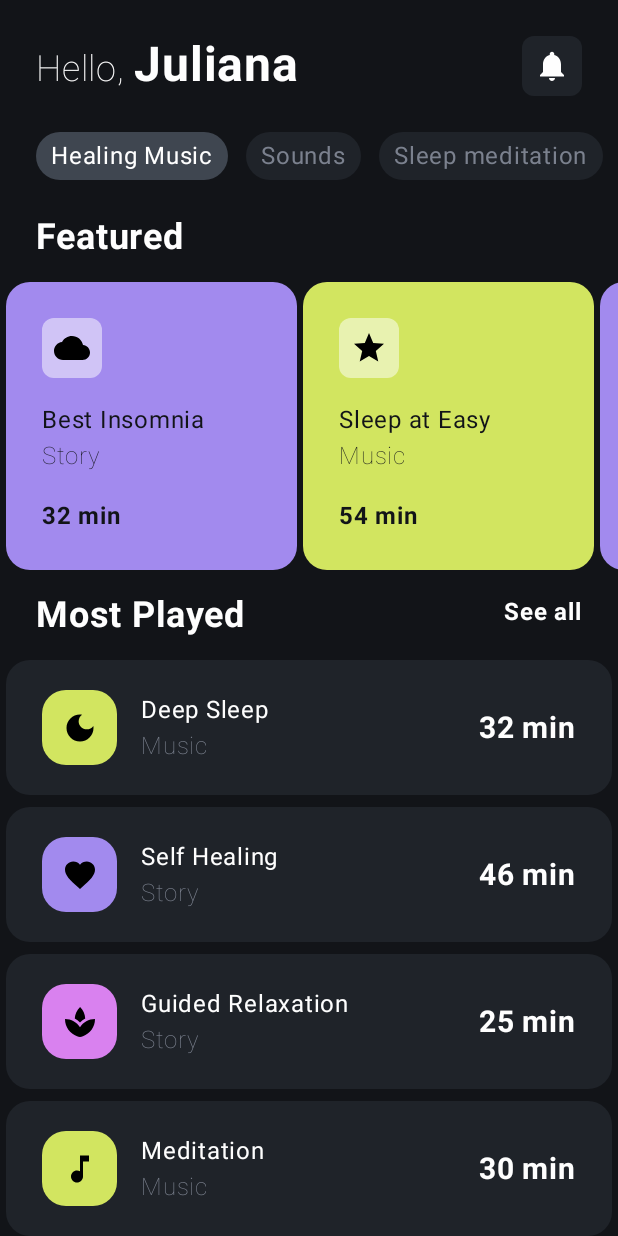
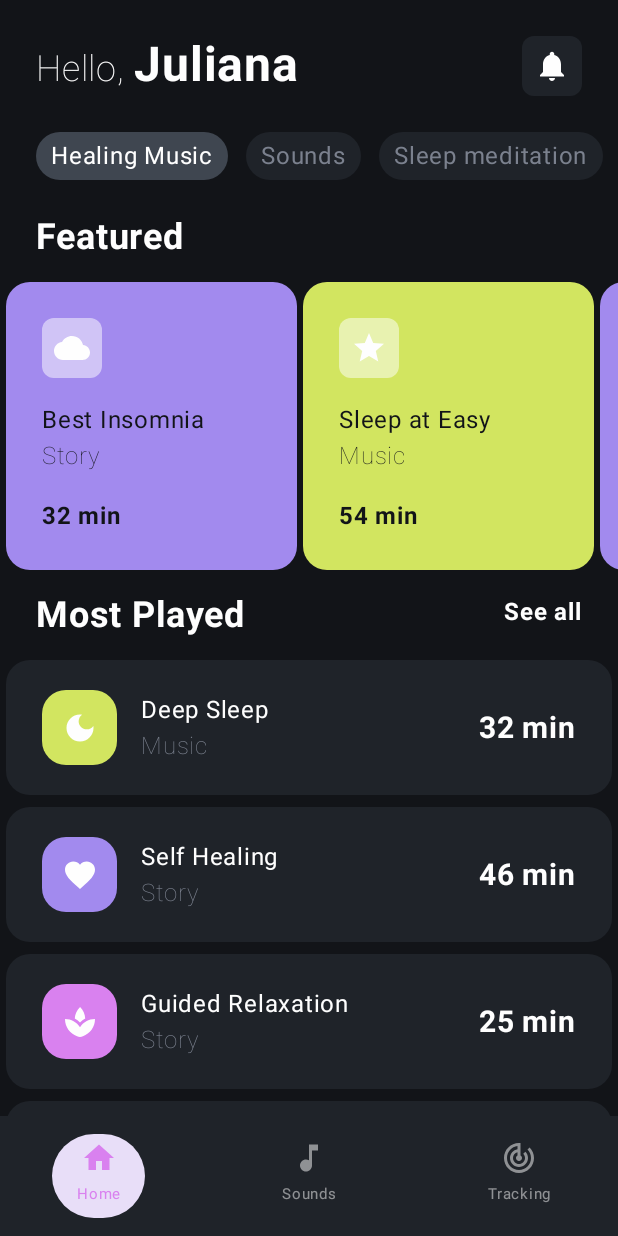
Before and after one commit to jbpolly/ComposeCampLayoutIntro, an Android app built with Jetpack Compose: the screen it shows after launch (MainActivity), after a tap on "Let's Start", on a phone screen of 412 x 824 dp. Run offline under Robolectric (Android 15) with nearby library versions, the phone set to English and light mode, and no system bars.

Commit message:
- class 3

```diff
--- a/app/src/main/java/com/mysticraccoon/composecamplayoutintro/MainActivity.kt
+++ b/app/src/main/java/com/mysticraccoon/composecamplayoutintro/MainActivity.kt
@@ -4,23 +4,52 @@
 import android.widget.Toast
 import androidx.activity.ComponentActivity
 import androidx.activity.compose.setContent
+import androidx.compose.foundation.background
+import androidx.compose.foundation.layout.Column
+import androidx.compose.foundation.layout.fillMaxSize
+import androidx.compose.foundation.layout.padding
+import androidx.compose.material.icons.Icons
+import androidx.compose.material.icons.filled.Home
+import androidx.compose.material.icons.filled.MusicNote
+import androidx.compose.material.icons.filled.TrackChanges
+import androidx.compose.material3.ExperimentalMaterial3Api
+import androidx.compose.material3.Icon
+import androidx.compose.material3.MaterialTheme
+import androidx.compose.material3.NavigationBar
+import androidx.compose.material3.NavigationBarItem
+import androidx.compose.material3.NavigationBarItemDefaults
+import androidx.compose.material3.Scaffold
+import androidx.compose.material3.Text
 import androidx.compose.runtime.Composable
+import androidx.compose.ui.Alignment
 import androidx.compose.ui.Modifier
 import androidx.compose.ui.platform.LocalContext
+import androidx.compose.ui.text.style.TextAlign
+import androidx.compose.ui.unit.dp
+import androidx.compose.ui.unit.sp
+import androidx.navigation.NavController
 import androidx.navigation.NavHostController
 import androidx.navigation.NavType
 import androidx.navigation.compose.NavHost
 import androidx.navigation.compose.composable
+import androidx.navigation.compose.currentBackStackEntryAsState
 import androidx.navigation.compose.rememberNavController
 import androidx.navigation.navArgument
 import com.mysticraccoon.composecamplayoutintro.core.navigation.Route
 import com.mysticraccoon.composecamplayoutintro.core.navigation.RouteKeys
+import com.mysticraccoon.composecamplayoutintro.data.BottomNavItem
 import com.mysticraccoon.composecamplayoutintro.ui.homeScreen.HomePage
 import com.mysticraccoon.composecamplayoutintro.ui.meditationDetails.MeditationDetailsScreen
+import com.mysticraccoon.composecamplayoutintro.ui.sounds.SoundsScreen
 import com.mysticraccoon.composecamplayoutintro.ui.theme.ComposeCampLayoutIntroTheme
+import com.mysticraccoon.composecamplayoutintro.ui.theme.MeditationItemBackground
+import com.mysticraccoon.composecamplayoutintro.ui.theme.MeditationPink
+import com.mysticraccoon.composecamplayoutintro.ui.theme.MeditationWhite50
+import com.mysticraccoon.composecamplayoutintro.ui.tracking.TrackingScreen
 import com.mysticraccoon.composecamplayoutintro.ui.welcomePage.WelcomePage
 
 
+@OptIn(ExperimentalMaterial3Api::class)
 class MainActivity : ComponentActivity() {
     override fun onCreate(savedInstanceState: Bundle?) {
         super.onCreate(savedInstanceState)
@@ -29,10 +58,44 @@
 
                 val navController = rememberNavController()
 
-                LayoutIntoAppScreen(
-                    navController = navController,
-                    modifier = Modifier
-                )
+                Scaffold(
+                    bottomBar = {
+                        BottomNavigationBar(
+                            items = listOf(
+                                BottomNavItem(
+                                    name = "Home",
+                                    route = Route.Home.route,
+                                    icon = Icons.Default.Home,
+                                ),
+                                BottomNavItem(
+                                    name = "Sounds",
+                                    route = Route.Sounds.route,
+                                    icon = Icons.Filled.MusicNote,
+                                ),
+                                BottomNavItem(
+                                    name = "Tracking",
+                                    route = Route.Tracking.route,
+                                    icon = Icons.Filled.TrackChanges,
+                                ),
+                            ),
+                            navController = navController,
+                            onItemClick = { item ->
+                                navController.navigate(item.route)
+                            },
+                            modifier = Modifier,
+                        )
+                    }
+                ) { contentPadding ->
+                    LayoutIntoAppScreen(
+                        navController = navController,
+                        modifier = Modifier
+                            .fillMaxSize()
+                            .background(MaterialTheme.colorScheme.background)
+                            .padding(contentPadding)
+                    )
+                }
+
+
             }
         }
     }
@@ -40,7 +103,6 @@
 
 @Composable
 fun LayoutIntoAppScreen(navController: NavHostController, modifier: Modifier) {
-
     NavHost(
         navController = navController,
         startDestination = Route.Welcome.route,
@@ -64,18 +126,74 @@
         composable(
             route = Route.MeditationDetails.route,
             arguments = listOf(
-                navArgument(RouteKeys.MEDITATION_DETAILS_NAME_PARAM){
+                navArgument(RouteKeys.MEDITATION_DETAILS_NAME_PARAM) {
                     type = NavType.StringType
                 }
             )
-        ){ backStackEntry ->
+        ) { backStackEntry ->
             val name = backStackEntry.arguments?.getString(RouteKeys.MEDITATION_DETAILS_NAME_PARAM)
             name?.let {
                 MeditationDetailsScreen(textToPresent = it)
             } ?: run {
-                Toast.makeText(LocalContext.current, "Name cannot be null", Toast.LENGTH_SHORT).show()
+                Toast.makeText(LocalContext.current, "Name cannot be null", Toast.LENGTH_SHORT)
+                    .show()
             }
 
+        }
+
+        composable(
+            route = Route.Sounds.route,
+        ) {
+            SoundsScreen()
+        }
+
+        composable(
+            route = Route.Tracking.route
+        ) {
+            TrackingScreen()
+        }
+
+
+    }
+
+}
+
+@Composable
+fun BottomNavigationBar(
+    items: List<BottomNavItem>,
+    navController: NavController,
+    onItemClick: (BottomNavItem) -> Unit,
+    modifier: Modifier,
+) {
+
+    //val backStackEntry = navController.currentDestination?.route
+    val backStackEntry = navController.currentBackStackEntryAsState()
+   // if (navController.currentDestination?.route != Route.Welcome.route) {
+    if (backStackEntry.value?.destination?.route != Route.Welcome.route) {
+        NavigationBar(
+            modifier = modifier,
+            tonalElevation = 5.dp,
+            containerColor = MeditationItemBackground
+        ) {
+            items.forEach { item ->
+                val selected = item.route == backStackEntry.value?.destination?.route
+                NavigationBarItem(
+                    selected = selected,
+                    onClick = {
+                        onItemClick(item)
+                    },
+                    colors = NavigationBarItemDefaults.colors(
+                        selectedIconColor = MeditationPink,
+                        unselectedIconColor = MeditationWhite50,
+                    ),
+                    icon = {
+                        Column(horizontalAlignment = Alignment.CenterHorizontally) {
+                            Icon(imageVector = item.icon, contentDescription = item.name)
+                            Text(text = item.name, textAlign = TextAlign.Center, fontSize = 10.sp)
+                        }
+                    }
+                )
+            }
         }
     }
 
--- a/app/src/main/java/com/mysticraccoon/composecamplayoutintro/core/navigation/Route.kt
+++ b/app/src/main/java/com/mysticraccoon/composecamplayoutintro/core/navigation/Route.kt
@@ -15,4 +15,8 @@
         fun fromHomeToMeditationDetails(name: String) = "MeditationDetails/$name"
     }
 
+    object Sounds: Route("Sounds")
+
+    object Tracking: Route("Tracking")
+
 }
--- /dev/null
+++ b/app/src/main/java/com/mysticraccoon/composecamplayoutintro/data/BottomNavItem.kt
@@ -0,0 +1,9 @@
+package com.mysticraccoon.composecamplayoutintro.data
+
+import androidx.compose.ui.graphics.vector.ImageVector
+
+data class BottomNavItem(
+    val name: String,
+    val route: String,
+    val icon: ImageVector
+)
```
Also changed, not shown: app/src/main/java/com/mysticraccoon/composecamplayoutintro/ui/sounds/SoundsScreen.kt (added, +37 -0 lines), app/src/main/java/com/mysticraccoon/composecamplayoutintro/ui/tracking/TrackingScreen.kt (added, +27 -0 lines).
